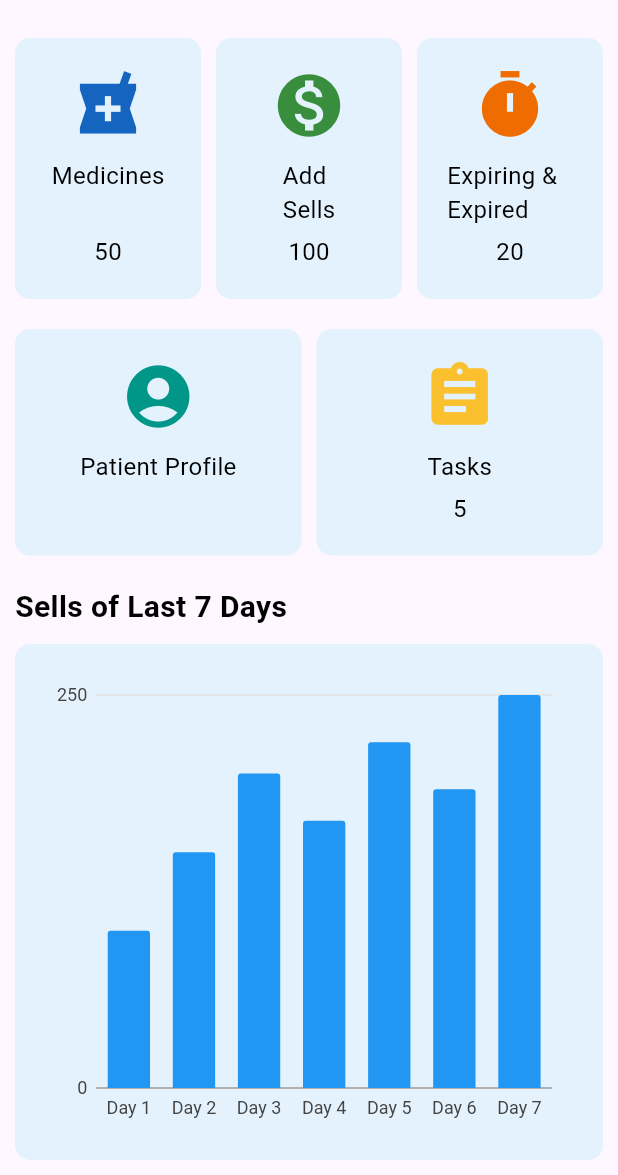
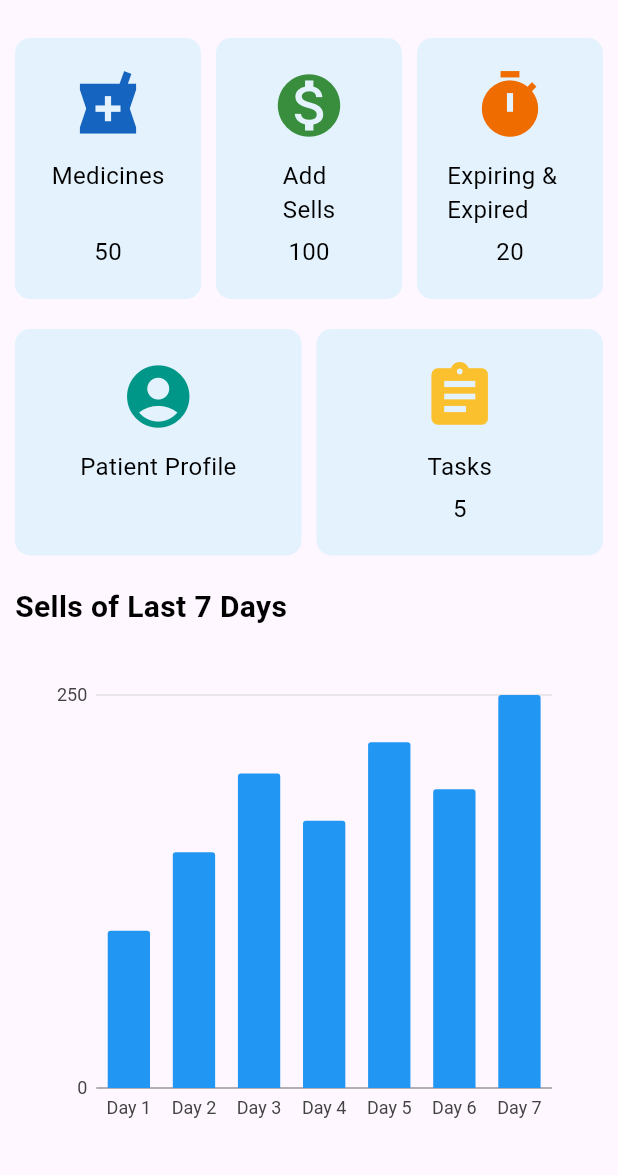
Before and after one commit to Arthurdotself/Flutter-pharmacy-management-system, a Flutter app: the DashboardPage screen opened directly, on a phone screen of 412 x 824 dp, the part 61-1236 px from its top. Run offline on Flutter 3.47's test engine with Material 3 defaults, Android fonts, the phone set to English and light mode, and no system bars; our stand-ins replace awesome_dialog, charts_flutter, cloud_firestore, firebase_auth, firebase_core, firebase_storage and 5 more; missing offline and left inert: flutter_barcode_scanner; accounts and stored records are empty.

Commit message:
bar chart background color

```diff
--- a/lib/pages/dashboard.dart
+++ b/lib/pages/dashboard.dart
@@ -113,7 +113,7 @@ class DashboardPage extends StatelessWidget {
               child: Container(
                 padding: EdgeInsets.all(20.0),
                 decoration: BoxDecoration(
-                  color: Colors.blue.shade50,
+                  //color: Colors.blue.shade50,
                   borderRadius: BorderRadius.circular(10.0),
                 ),
                 child: _buildBarChart(),
```
